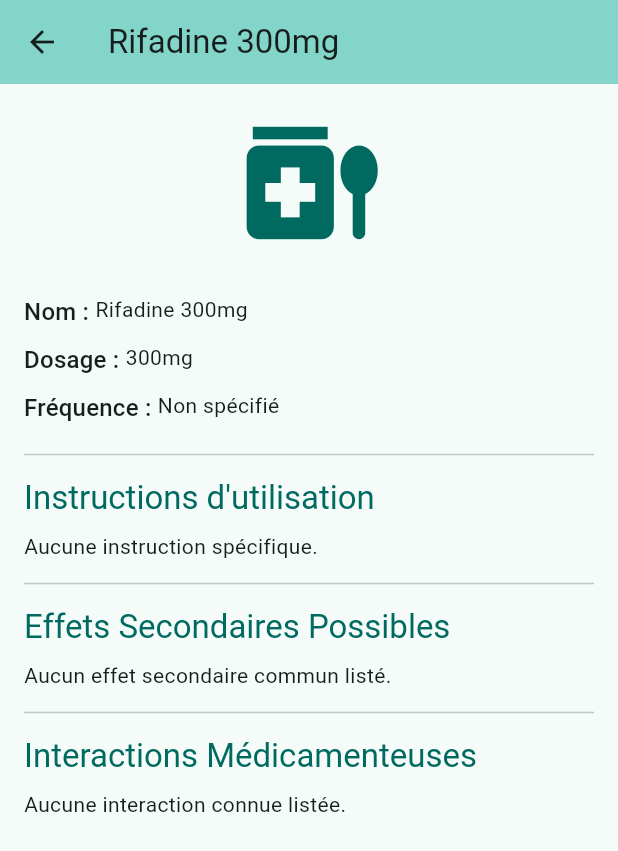
After one commit to PedroGomesFR/TBC, a Flutter app: the screen it shows after launch, after a tap on "Rifadine 300mg", on a phone screen of 412 x 824 dp. The commit adds this screen. Shown: the top 851 px of the screen. Run offline on Flutter 3.47's test engine with Material 3 defaults, Android fonts, the phone set to English and light mode, and no system bars; our stand-ins replace sqflite; accounts and stored records are empty; generated files the repository leaves out were written again.

Commit message:
feat: Implement basic medication model, repository, provider, and screens

```diff
--- /dev/null
+++ b/lib/data/models/medication_model.dart
@@ -0,0 +1,73 @@
+import 'package:flutter/material.dart';
+
+// Basic model for a medication
+class Medication {
+  final int? id; // Nullable for new medications not yet in DB
+  final String name;
+  final String? dosage;
+  final String? photoPath; // Path to local image
+  final String? frequency;
+  final String? instructions;
+  final String? sideEffects;
+  final String? interactions;
+
+  Medication({
+    this.id,
+    required this.name,
+    this.dosage,
+    this.photoPath,
+    this.frequency,
+    this.instructions,
+    this.sideEffects,
+    this.interactions,
+  });
+
+  // Convert a Medication into a Map. The keys must correspond to the names of the
+  // columns in the database.
+  Map<String, dynamic> toMap() {
+    return {
+      'id': id,
+      'name': name,
+      'dosage': dosage,
+      'photo_path': photoPath,
+      'frequency': frequency,
+      'instructions': instructions,
+      'side_effects': sideEffects,
+      'interactions': interactions,
+    };
+  }
+
+  // Implement toString to make it easier to see information when debugging.
+  @override
+  String toString() {
+    return 'Medication{id: $id, name: $name, dosage: $dosage}';
+  }
+
+  // Create a Medication from a Map
+  factory Medication.fromMap(Map<String, dynamic> map) {
+    return Medication(
+      id: map['id'] as int?,
+      name: map['name'] as String,
+      dosage: map['dosage'] as String?,
+      photoPath: map['photo_path'] as String?,
+      frequency: map['frequency'] as String?,
+      instructions: map['instructions'] as String?,
+      sideEffects: map['side_effects'] as String?,
+      interactions: map['interactions'] as String?,
+    );
+  }
+}
+
+// Placeholder list of medications based on the initial document
+// This list can be used to populate the database initially
+final List<Medication> predefinedMedications = [
+  Medication(name: 'Rifadine 300mg', dosage: '300mg'),
+  Medication(name: 'Rifater', dosage: 'Combinaison'), // Example dosage
+  Medication(name: 'Rifinah 300mg /150 mg', dosage: '300mg / 150mg'),
+  Medication(name: 'DEXAMBUTOL 500mg', dosage: '500mg'),
+  Medication(name: 'Myambutol 400mg', dosage: '400mg'),
+  Medication(name: 'Pirilène 500mg', dosage: '500mg'),
+  Medication(name: 'Rimactan 300mg', dosage: '300mg'),
+  Medication(name: 'RIMIFON 50mg', dosage: '50mg'),
+  Medication(name: 'RIMIFON 150mg', dosage: '150mg'),
+];
--- /dev/null
+++ b/lib/presentation/providers/medication_provider.dart
@@ -0,0 +1,38 @@
+import 'package:flutter/material.dart';
+import 'package:mytuberculose_app/data/models/medication_model.dart';
+import 'package:mytuberculose_app/data/repositories/medication_repository.dart';
+
+class MedicationProvider with ChangeNotifier {
+  final MedicationRepository _repository = MedicationRepository();
+  List<Medication> _medications = [];
+  bool _isLoading = false;
+
+  List<Medication> get medications => _medications;
+  bool get isLoading => _isLoading;
+
+  MedicationProvider() {
+    // Initialize and load medications when the provider is created
+    _initialize();
+  }
+
+  Future<void> _initialize() async {
+    await _repository.populateInitialMedications(); // Ensure DB has initial data
+    await fetchMedications();
+  }
+
+  Future<void> fetchMedications() async {
+    _isLoading = true;
+    notifyListeners();
+    try {
+      _medications = await _repository.getAllMedications();
+    } catch (e) {
+      print("Error fetching medications: $e");
+      // Handle error appropriately, maybe set an error state
+    } finally {
+      _isLoading = false;
+      notifyListeners();
+    }
+  }
+
+  // Add methods for adding, updating, deleting medications later if needed
+}
--- /dev/null
+++ b/lib/presentation/screens/medication_detail_screen.dart
@@ -0,0 +1,76 @@
+import 'package:flutter/material.dart';
+import 'package:mytuberculose_app/data/models/medication_model.dart';
+// TODO: Import AppLocalizations when needed
+
+class MedicationDetailScreen extends StatelessWidget {
+  final Medication medication;
+
+  const MedicationDetailScreen({super.key, required this.medication});
+
+  @override
+  Widget build(BuildContext context) {
+    // TODO: Localize titles and labels
+    return Scaffold(
+      appBar: AppBar(
+        title: Text(medication.name),
+        backgroundColor: Theme.of(context).colorScheme.inversePrimary,
+      ),
+      body: SingleChildScrollView(
+        padding: const EdgeInsets.all(16.0),
+        child: Column(
+          crossAxisAlignment: CrossAxisAlignment.start,
+          children: <Widget>[
+            // TODO: Display medication photo (medication.photoPath)
+            Center(
+              child: Icon(
+                Icons.medication_liquid, // Placeholder icon
+                size: 100,
+                color: Theme.of(context).colorScheme.primary,
+              ),
+            ),
+            const SizedBox(height: 20),
+            _buildDetailRow(context, 'Nom', medication.name),
+            _buildDetailRow(context, 'Dosage', medication.dosage ?? 'Non spécifié'),
+            _buildDetailRow(context, 'Fréquence', medication.frequency ?? 'Non spécifié'),
+            const Divider(height: 30),
+            _buildSectionTitle(context, 'Instructions d\'utilisation'),
+            Text(medication.instructions ?? 'Aucune instruction spécifique.'),
+            const Divider(height: 30),
+            _buildSectionTitle(context, 'Effets Secondaires Possibles'),
+            Text(medication.sideEffects ?? 'Aucun effet secondaire commun listé.'),
+            const Divider(height: 30),
+            _buildSectionTitle(context, 'Interactions Médicamenteuses'),
+            Text(medication.interactions ?? 'Aucune interaction connue listée.'),
+            // TODO: Add section for user notes?
+            // TODO: Add buttons for marking as taken/skipped/reported?
+          ],
+        ),
+      ),
+    );
+  }
+
+  Widget _buildDetailRow(BuildContext context, String label, String value) {
+    return Padding(
+      padding: const EdgeInsets.symmetric(vertical: 4.0),
+      child: Row(
+        crossAxisAlignment: CrossAxisAlignment.start,
+        children: [
+          Text('$label : ', style: Theme.of(context).textTheme.titleMedium),
+          Expanded(child: Text(value, style: Theme.of(context).textTheme.bodyMedium)),
+        ],
+      ),
+    );
+  }
+
+  Widget _buildSectionTitle(BuildContext context, String title) {
+    return Padding(
+      padding: const EdgeInsets.only(bottom: 8.0),
+      child: Text(
+        title,
+        style: Theme.of(context).textTheme.titleLarge?.copyWith(
+          color: Theme.of(context).colorScheme.primary,
+        ),
+      ),
+    );
+  }
+}
--- a/lib/presentation/screens/treatments_screen.dart
+++ b/lib/presentation/screens/treatments_screen.dart
@@ -1,12 +1,45 @@
 import 'package:flutter/material.dart';
+import 'package:mytuberculose_app/data/models/medication_model.dart'; // Import the model
+import 'package:mytuberculose_app/presentation/screens/medication_detail_screen.dart'; // Import detail screen
+// TODO: Import AppLocalizations when needed
 
 class TreatmentsScreen extends StatelessWidget {
   const TreatmentsScreen({super.key});
 
   @override
   Widget build(BuildContext context) {
-    return const Scaffold(
-      body: Center(child: Text('Écran Traitements (Placeholder)')),
+    // Use the predefined list for now
+    final List<Medication> medications = predefinedMedications;
+
+    return Scaffold(
+      appBar: AppBar(
+        // TODO: Localize title
+        title: const Text('Mes Traitements'),
+        backgroundColor: Theme.of(context).colorScheme.inversePrimary,
+      ),
+      body: ListView.builder(
+        itemCount: medications.length,
+        itemBuilder: (context, index) {
+          final medication = medications[index];
+          return ListTile(
+            // TODO: Add placeholder for medication image (photoPath)
+            leading: const Icon(Icons.medication_liquid), // Placeholder icon
+            title: Text(medication.name),
+            subtitle: Text(medication.dosage ?? 'Dosage non spécifié'), // Show dosage if available
+            trailing: const Icon(Icons.chevron_right),
+            onTap: () {
+              // Navigate to Medication Details Screen (Task 3.1.2)
+              Navigator.push(
+                context,
+                MaterialPageRoute(
+                  builder: (context) => MedicationDetailScreen(medication: medication),
+                ),
+              );
+            },
+          );
+        },
+      ),
+      // TODO: Add FloatingActionButton to potentially add custom medications later?
     );
   }
 }
```
Also changed, not shown: lib/data/repositories/medication_repository.dart (added, +75 -0 lines), lib/main.dart (+13 -40 lines).
